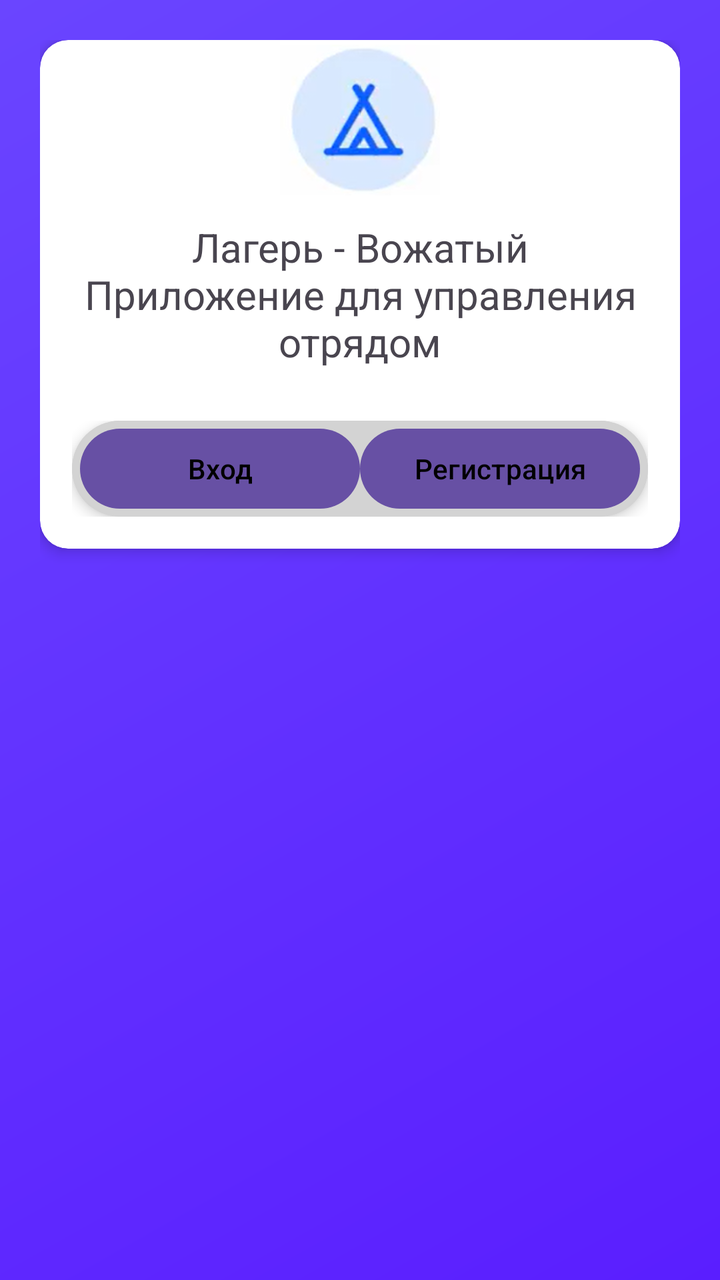
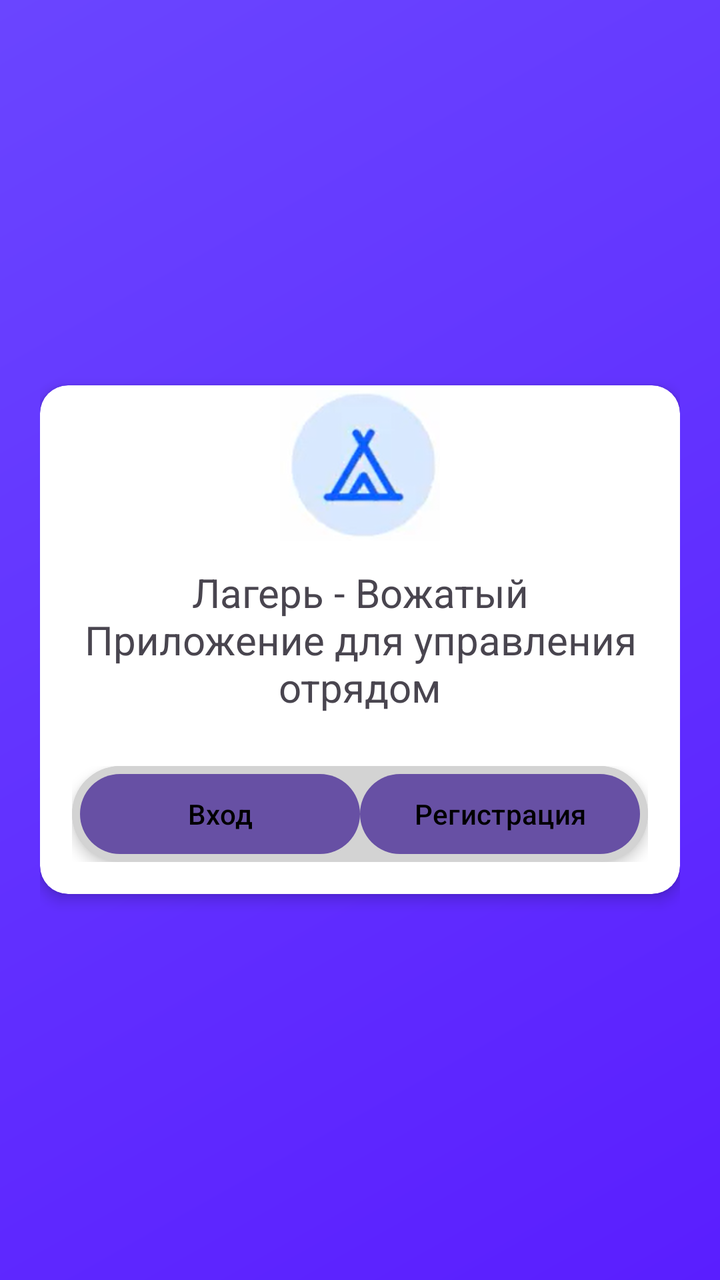

Two renders of the same Android screen: before a commit and after it. Below are the layout's source before the change and the commit's diff.
<!-- AndroidManifest.xml: application theme Theme.CAMPUS -->
<!-- res/layout/activity_auth.xml -->
<?xml version="1.0" encoding="utf-8"?>
<LinearLayout android:layout_width="match_parent"
    android:layout_height="match_parent"
    android:background="@drawable/auth_forms_gradient_bg"
    android:padding="20dp"
    xmlns:android="http://schemas.android.com/apk/res/android"
    xmlns:app="http://schemas.android.com/apk/res-auto"
    android:orientation="vertical">

    <androidx.cardview.widget.CardView
        android:layout_width="match_parent"
        android:layout_height="wrap_content"
        app:cardCornerRadius="14dp"
        app:cardElevation="4dp"
        android:background="#FFFFFF"
        android:layout_gravity="center"
    >
        <LinearLayout
            android:layout_width="match_parent"
            android:layout_height="wrap_content"
            android:orientation="vertical"
            android:id="@+id/auth">

            <ImageView
                android:layout_width="80dp"
                android:layout_height="80dp"
                android:src="@drawable/campus_logo"
                android:layout_gravity="center"
                android:layout_margin="0dp" />
            
            <TextView
                android:text="Лагерь - Вожатый\nПриложение для управления отрядом"
                android:textAlignment="center"
                android:textSize="20sp"
                android:layout_width="match_parent"
                android:layout_height="wrap_content"
                android:paddingTop="10dp"
                android:paddingBottom="10dp" />











            <LinearLayout
                android:layout_width="match_parent"
                android:layout_height="wrap_content"
                android:padding="16dp"
                android:orientation="vertical">

                <androidx.cardview.widget.CardView
                    android:layout_width="match_parent"
                    android:layout_height="wrap_content"
                    app:cardCornerRadius="24dp"
                    app:cardElevation="4dp"
                    android:backgroundTint="#D3D3D3">
                    
                    <LinearLayout
                        android:layout_width="match_parent"
                        android:layout_height="wrap_content"
                        android:orientation="horizontal"
                        android:background="#D3D3D3"
                        android:paddingRight="4dp"
                        android:paddingLeft="4dp"
                        android:layout_gravity="center">
                        <Button
                            android:id="@+id/btn_to_login"
                            android:layout_width="140dp"
                            android:layout_weight="1"
                            android:layout_height="wrap_content"
                            android:text="Вход"
                            android:textColor="@color/black" />

                        <Button
                            android:id="@+id/btn_to_register"
                            android:layout_width="140dp"
                            android:layout_weight="1"
                            android:layout_height="wrap_content"
                            android:text="Регистрация"
                            android:textColor="@color/black" />
                    </LinearLayout>
                </androidx.cardview.widget.CardView>

                
                <FrameLayout
                    android:id="@+id/fragment_container"
                    android:layout_width="match_parent"
                    android:layout_height="0dp"
                    android:layout_weight="1" />
            </LinearLayout>
        </LinearLayout>
    </androidx.cardview.widget.CardView>
</LinearLayout>
<!-- resources referenced by this layout -->
<resources>
  <color name="black">#FF000000</color>
  <!-- drawable auth_forms_gradient_bg (drawable) -->
  <?xml version="1.0" encoding="utf-8"?>
  <shape xmlns:android="http://schemas.android.com/apk/res/android">
      <gradient
          android:startColor="#5a1eff"
          android:centerColor="#6a45ff"
          android:endColor="#00aeff"
          android:centerX="@integer/material_motion_duration_long_1"
          android:angle="135" /> 
  </shape>
  <!-- drawable campus_logo: png bitmap (drawable, 33841 bytes) -->
  <style name="Theme.CAMPUS" parent="Base.Theme.CAMPUS" />
  <style name="Base.Theme.CAMPUS" parent="Theme.Material3.Light.NoActionBar">
          <item name="colorSurface">#FFFFFF</item>        
          <item name="colorOnSurface">#000000</item>      
          <item name="colorOnSurfaceVariant">#333333</item> 
      </style>
</resources>

<!-- the commit's change to res/layout/activity_auth.xml (unified diff, before → after) -->
@@ -5,7 +5,8 @@
     android:padding="20dp"
     xmlns:android="http://schemas.android.com/apk/res/android"
     xmlns:app="http://schemas.android.com/apk/res-auto"
-    android:orientation="vertical">
+    android:orientation="vertical"
+    android:gravity="center">
 
     <androidx.cardview.widget.CardView
         android:layout_width="match_parent"
@@ -19,7 +20,9 @@
             android:layout_width="match_parent"
             android:layout_height="wrap_content"
             android:orientation="vertical"
-            android:id="@+id/auth">
+            android:id="@+id/auth"
+            android:gravity="center"
+            android:layout_gravity="center">
 
             <ImageView
                 android:layout_width="80dp"
